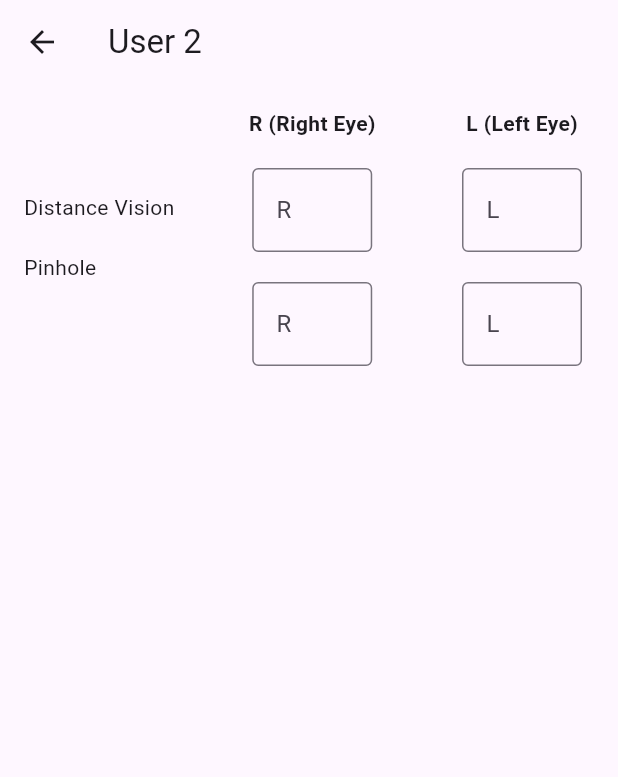
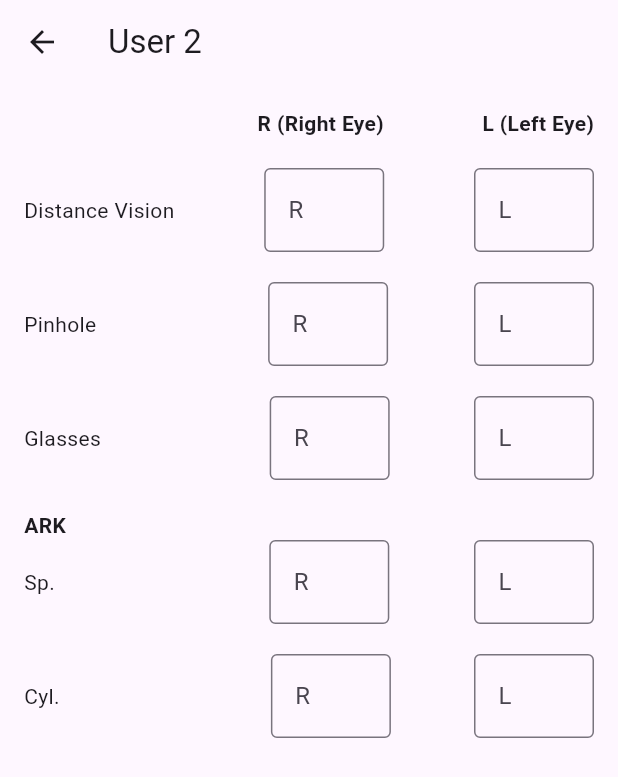
Before and after one commit to jayan110105/OpthaDoc, a Flutter app: the User2 screen opened by its route, on a phone screen of 412 x 824 dp. Shown: the top 777 px of the screen. Run offline on Flutter 3.47's test engine with Material 3 defaults, Android fonts, the phone set to English and light mode, and no system bars.

Commit message:
User 2 layout chnages

```diff
--- a/lib/ui/screens/User2.dart
+++ b/lib/ui/screens/User2.dart
@@ -10,28 +10,29 @@ class User2 extends StatelessWidget {
         title: Text("User 2"),
       ),
       body: SingleChildScrollView(
-        padding: EdgeInsets.all(16.0),
-        child: Row(
+        padding: const EdgeInsets.all(16.0),
+        child: Column(
+          children: [
+            Row(
               mainAxisAlignment: MainAxisAlignment.spaceBetween,
               children: [
-            Column(
-              crossAxisAlignment: CrossAxisAlignment.start,
-              children: [
-                Text('Distance Vision'),
-                SizedBox(height: 20,),
-                Text('Pinhole'),
-              ],
-            ),
-            Column(
-              children: [
+                SizedBox(width: 90),
                 Text(
                   "R (Right Eye)",
                   style: TextStyle(fontWeight: FontWeight.bold),
                 ),
+                Text(
+                  "L (Left Eye)",
+                  style: TextStyle(fontWeight: FontWeight.bold),
+                ),
+              ],
+            ),
             SizedBox(height: 20,),
-                Padding(
-                  padding: EdgeInsets.symmetric(horizontal: 8.0),
-                  child: Container(
+            Row(
+              mainAxisAlignment: MainAxisAlignment.spaceBetween,
+              children: [
+                Text('Distance Vision'),
+                Container(
                   width: 80,
                   child: TextField(
                     decoration: InputDecoration(
@@ -39,12 +40,25 @@ class User2 extends StatelessWidget {
                       hintText: 'R',
                     ),
                   ),
-                      )
+                ),
+                Container(
+                  width: 80,
+                  child: TextField(
+                    decoration: InputDecoration(
+                      border: OutlineInputBorder(),
+                      hintText: 'L',
+                    ),
+                  ),
+                ),
+              ],
             ),
             SizedBox(height: 20,),
-                Padding(
-                    padding: EdgeInsets.symmetric(horizontal: 8.0),
-                    child: Container(
+            Row(
+              mainAxisAlignment: MainAxisAlignment.spaceBetween,
+              children: [
+                Text('Pinhole'),
+                SizedBox(width: 0,),
+                Container(
                   width: 80,
                   child: TextField(
                     decoration: InputDecoration(
@@ -52,43 +66,102 @@ class User2 extends StatelessWidget {
                       hintText: 'R',
                     ),
                   ),
-                    )
                 ),
-              ],
-            ),
-            Column(
-              children: [
-                Text(
-                  "L (Left Eye)",
-                  style: TextStyle(fontWeight: FontWeight.bold),
-                ),
-                SizedBox(height: 20,),
-                Padding(
-                  padding: EdgeInsets.symmetric(horizontal: 8.0),
-                  child:
                 Container(
                   width: 80,
                   child: TextField(
                     decoration: InputDecoration(
                       border: OutlineInputBorder(),
-                            hintText: 'L ',
+                      hintText: 'L',
                     ),
                   ),
-                      )
+                ),
+              ],
             ),
             SizedBox(height: 20,),
-                Padding(
-                    padding: EdgeInsets.symmetric(horizontal: 8.0),
-                    child:
+            Row(
+              mainAxisAlignment: MainAxisAlignment.spaceBetween,
+              children: [
+                Text('Glasses'),
+                SizedBox(width: 0,),
                 Container(
                   width: 80,
                   child: TextField(
                     decoration: InputDecoration(
                       border: OutlineInputBorder(),
-                          hintText: 'L ',
+                      hintText: 'R',
                     ),
                   ),
-                    )
+                ),
+                Container(
+                  width: 80,
+                  child: TextField(
+                    decoration: InputDecoration(
+                      border: OutlineInputBorder(),
+                      hintText: 'L',
+                    ),
+                  ),
+                ),
+              ],
+            ),
+            SizedBox(height: 20,),
+            Row(
+              children: [
+                Text(
+                    "ARK",
+                    textAlign: TextAlign.left,
+                    style: TextStyle(fontWeight: FontWeight.bold),
+                ),
+              ],
+            ),
+            Row(
+              mainAxisAlignment: MainAxisAlignment.spaceBetween,
+              children: [
+                Text('Sp.'),
+                SizedBox(width: 30,),
+                Container(
+                  width: 80,
+                  child: TextField(
+                    decoration: InputDecoration(
+                      border: OutlineInputBorder(),
+                      hintText: 'R',
+                    ),
+                  ),
+                ),
+                Container(
+                  width: 80,
+                  child: TextField(
+                    decoration: InputDecoration(
+                      border: OutlineInputBorder(),
+                      hintText: 'L',
+                    ),
+                  ),
+                ),
+              ],
+            ),
+            SizedBox(height: 20,),
+            Row(
+              mainAxisAlignment: MainAxisAlignment.spaceBetween,
+              children: [
+                Text('Cyl.'),
+                SizedBox(width: 30,),
+                Container(
+                  width: 80,
+                  child: TextField(
+                    decoration: InputDecoration(
+                      border: OutlineInputBorder(),
+                      hintText: 'R',
+                    ),
+                  ),
+                ),
+                Container(
+                  width: 80,
+                  child: TextField(
+                    decoration: InputDecoration(
+                      border: OutlineInputBorder(),
+                      hintText: 'L',
+                    ),
+                  ),
                 ),
               ],
             ),
```
Lines whose indentation alone changed are shown as unchanged.
